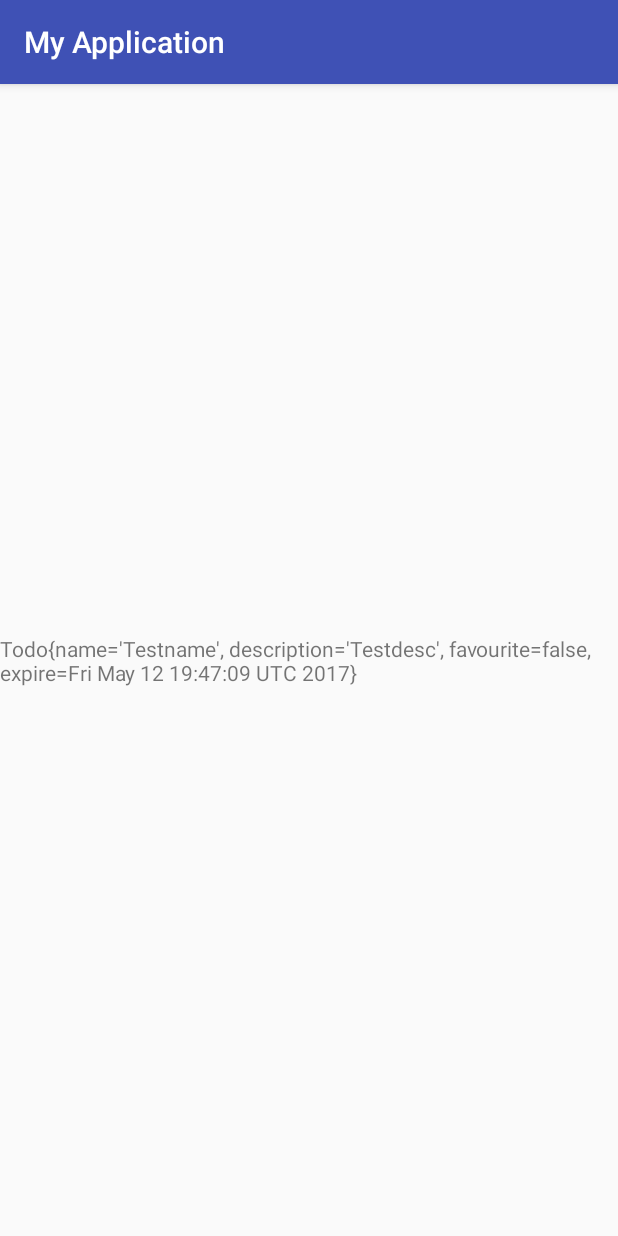
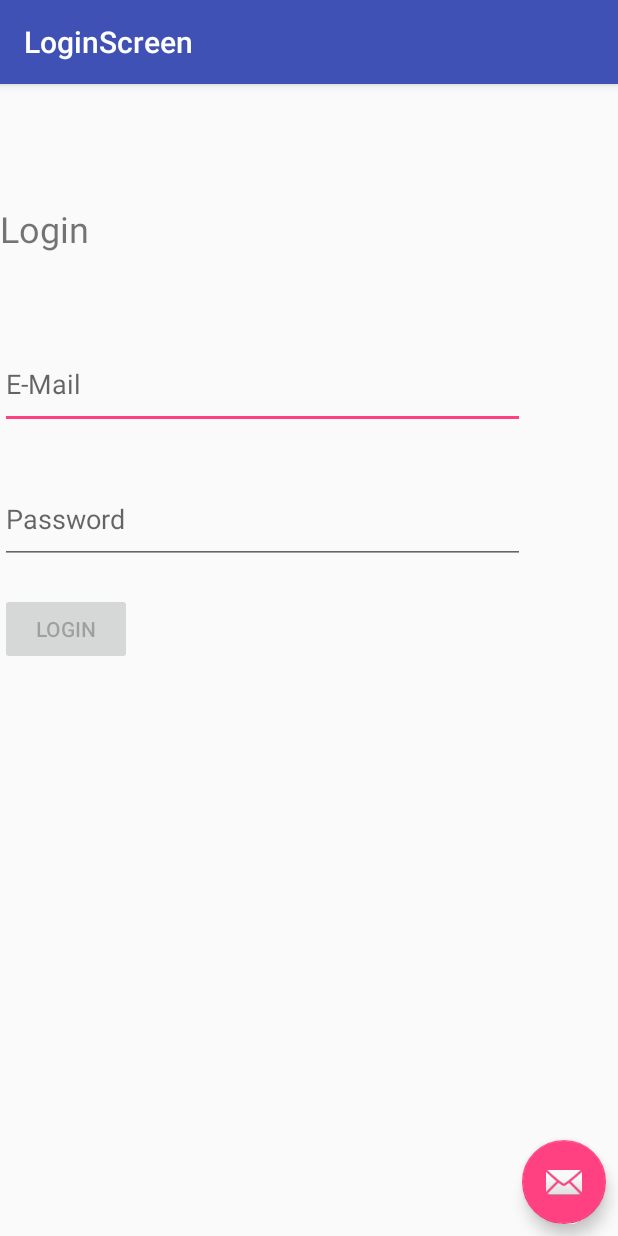
Before and after one commit to badedd/MobApp, an Android app: the screen it shows after launch (MainActivity before the commit, LoginScreen after it), on a phone screen of 412 x 824 dp. Run offline under Robolectric (Android 15) with nearby library versions, the phone set to English and light mode, and no system bars.

Commit message:
LoginScreen added Email and password checks included opened at start from MainActivity.java

```diff
--- /dev/null
+++ b/app/src/main/java/com/example/eduard/myapplication/LoginScreen.java
@@ -0,0 +1,110 @@
+package com.example.eduard.myapplication;
+
+import android.app.ProgressDialog;
+import android.os.Bundle;
+import android.support.design.widget.FloatingActionButton;
+import android.support.design.widget.Snackbar;
+import android.support.v7.app.AppCompatActivity;
+import android.support.v7.widget.Toolbar;
+import android.text.Editable;
+import android.text.TextWatcher;
+import android.view.KeyEvent;
+import android.view.View;
+import android.widget.Button;
+import android.widget.EditText;
+import android.widget.ProgressBar;
+import android.widget.TextView;
+import android.widget.Toast;
+
+import static android.R.attr.button;
+
+public class LoginScreen extends AppCompatActivity {
+
+    boolean emailHasContent;
+    boolean passwordHasContent;
+
+    @Override
+    protected void onCreate(Bundle savedInstanceState) {
+        super.onCreate(savedInstanceState);
+        setContentView(R.layout.activity_login_screen);
+        Toolbar toolbar = (Toolbar) findViewById(R.id.toolbar);
+        setSupportActionBar(toolbar);
+
+        final Button loginButton = (Button) findViewById(R.id.button_login);
+        final EditText email = (EditText) findViewById(R.id.input_login_email);
+        final EditText password = (EditText) findViewById(R.id.input_login_password);
+        final TextView errorMessage = (TextView) findViewById(R.id.Login_errorMessage);
+        final ProgressBar progressBar = (ProgressBar) findViewById(R.id.login_progressBar);
+
+        loginButton.setEnabled(false);
+        progressBar.setVisibility(View.INVISIBLE);
+        email.addTextChangedListener(new TextWatcher() {
+            @Override
+            public void beforeTextChanged(CharSequence s, int start, int count, int after) { }
+            @Override
+            public void onTextChanged(CharSequence s, int start, int before, int count) { }
+
+            @Override
+            public void afterTextChanged(Editable s) {
+                if(errorMessage.getText().toString().startsWith("email")) {
+                    errorMessage.setText("");
+                }
+                if(email.getText().length() > 0) {
+                    emailHasContent = true;
+                    if(passwordHasContent)
+                        loginButton.setEnabled(true);
+                } else {
+                    emailHasContent = false;
+                    loginButton.setEnabled(false);
+                }
+            }
+        });
+        email.setOnFocusChangeListener(new View.OnFocusChangeListener() {
+            @Override
+            public void onFocusChange(View v, boolean hasFocus) {
+                if(!hasFocus) {
+                    errorMessage.setText((!CheckWidgetContent.checkEmail(email.getText().toString()))?"email-address is not well formed!":"");
+                }
+            }
+        });
+
+        password.addTextChangedListener(new TextWatcher() {
+            @Override
+            public void beforeTextChanged(CharSequence s, int start, int count, int after) { }
+            @Override
+            public void onTextChanged(CharSequence s, int start, int before, int count) { }
+            @Override
+            public void afterTextChanged(Editable s) {
+                if(errorMessage.getText().toString().startsWith("password")) {
+                    errorMessage.setText("");
+                }
+                if(password.getText().length() > 0) {
+                    passwordHasContent = true;
+                    if(emailHasContent)
+                        loginButton.setEnabled(true);
+                } else {
+                    passwordHasContent = false;
+                    loginButton.setEnabled(false);
+                }
+            }
+        });
+
+        loginButton.setOnClickListener(new View.OnClickListener() {
+            @Override
+            public void onClick(View v) {
+                if(errorMessage.getText().equals("")){
+                    if(CheckWidgetContent.checkEmail(email.getText().toString()) && CheckWidgetContent.checkPassword(password.getText().toString())) {
+                        Toast.makeText(LoginScreen.this, "Login successful " + email.getText() + "; " + password.getText(), Toast.LENGTH_LONG).show();
+                        if(progressBar.getVisibility() == View.INVISIBLE) {
+                            progressBar.setVisibility(View.VISIBLE);
+                        } else {
+                            progressBar.setVisibility(View.INVISIBLE);
+                        }
+                    } else {
+                        errorMessage.setText("password is not well formed!");
+                    }
+                }
+            }
+        });
+    }
+}
--- a/app/src/main/java/com/example/eduard/myapplication/MainActivity.java
+++ b/app/src/main/java/com/example/eduard/myapplication/MainActivity.java
@@ -1,5 +1,6 @@
 package com.example.eduard.myapplication;
 
+import android.content.Intent;
 import android.support.v7.app.AppCompatActivity;
 import android.os.Bundle;
 import android.widget.TextView;
@@ -21,7 +22,8 @@ public class MainActivity extends AppCompatActivity {
          TextView textView = (TextView) findViewById(R.id.FirstTextField);
          dbDataSource.getAllTodos();
          textView.setText(dbDataSource.getAllTodos().get(0).toString());
-
+         Intent intentToLogIn = new Intent(this, LoginScreen.class);
+        startActivity(intentToLogIn);
     }
 
 }
--- /dev/null
+++ b/app/src/main/res/layout/activity_login_screen.xml
@@ -0,0 +1,33 @@
+<?xml version="1.0" encoding="utf-8"?>
+<android.support.design.widget.CoordinatorLayout xmlns:android="http://schemas.android.com/apk/res/android"
+    xmlns:app="http://schemas.android.com/apk/res-auto"
+    xmlns:tools="http://schemas.android.com/tools"
+    android:layout_width="match_parent"
+    android:layout_height="match_parent"
+    tools:context="com.example.eduard.myapplication.LoginScreen">
+
+    <android.support.design.widget.AppBarLayout
+        android:layout_width="match_parent"
+        android:layout_height="wrap_content"
+        android:theme="@style/AppTheme.AppBarOverlay">
+
+        <android.support.v7.widget.Toolbar
+            android:id="@+id/toolbar"
+            android:layout_width="match_parent"
+            android:layout_height="?attr/actionBarSize"
+            android:background="?attr/colorPrimary"
+            app:popupTheme="@style/AppTheme.PopupOverlay" />
+
+    </android.support.design.widget.AppBarLayout>
+
+    <include layout="@layout/content_login_screen" />
+
+    <android.support.design.widget.FloatingActionButton
+        android:id="@+id/fab"
+        android:layout_width="wrap_content"
+        android:layout_height="wrap_content"
+        android:layout_gravity="bottom|end"
+        android:layout_margin="@dimen/fab_margin"
+        app:srcCompat="@android:drawable/ic_dialog_email" />
+
+</android.support.design.widget.CoordinatorLayout>
--- /dev/null
+++ b/app/src/main/res/layout/content_login_screen.xml
@@ -0,0 +1,73 @@
+<?xml version="1.0" encoding="utf-8"?>
+<android.support.constraint.ConstraintLayout xmlns:android="http://schemas.android.com/apk/res/android"
+    xmlns:app="http://schemas.android.com/apk/res-auto"
+    xmlns:tools="http://schemas.android.com/tools"
+    android:layout_width="match_parent"
+    android:layout_height="match_parent"
+    app:layout_behavior="@string/appbar_scrolling_view_behavior"
+    tools:context="com.example.eduard.myapplication.LoginScreen"
+    tools:showIn="@layout/activity_login_screen">
+
+    <android.support.constraint.ConstraintLayout
+        android:layout_width="358dp"
+        android:layout_height="560dp"
+        android:id="@+id/constraintLayout">
+
+        <TextView
+            android:id="@+id/LoginScreen_h1"
+            android:layout_width="wrap_content"
+            android:layout_height="wrap_content"
+            android:layout_marginTop="80dp"
+            android:text="Login"
+            app:layout_constraintTop_toTopOf="@+id/constraintLayout"
+            android:textSize="24sp" />
+
+        <EditText
+            android:id="@+id/input_login_email"
+            android:layout_width="350dp"
+            android:layout_height="60dp"
+            android:ems="10"
+            android:inputType="textEmailAddress"
+            android:hint="E-Mail"
+            app:layout_constraintTop_toTopOf="parent"
+            android:layout_marginTop="170dp" />
+
+        <EditText
+            android:id="@+id/input_login_password"
+            android:layout_width="350dp"
+            android:layout_height="60dp"
+            android:layout_marginTop="30dp"
+            android:ems="10"
+            android:inputType="numberPassword"
+            android:hint="Password"
+            android:maxLength="6"
+            app:layout_constraintTop_toBottomOf="@+id/input_login_email" />
+
+    </android.support.constraint.ConstraintLayout>
+
+    <Button
+        android:id="@+id/button_login"
+        android:layout_width="wrap_content"
+        android:layout_height="wrap_content"
+        android:layout_marginTop="339dp"
+        android:text="Login"
+        app:layout_constraintTop_toTopOf="@+id/constraintLayout" />
+
+    <TextView
+        android:id="@+id/Login_errorMessage"
+        android:layout_width="wrap_content"
+        android:layout_height="wrap_content"
+        app:layout_constraintTop_toTopOf="@+id/constraintLayout"
+        android:textColor="@color/colorAccent"
+        android:layout_marginTop="136dp" />
+
+    <ProgressBar
+        android:id="@+id/login_progressBar"
+        style="?android:attr/progressBarStyle"
+        android:layout_width="wrap_content"
+        android:layout_height="wrap_content"
+        app:layout_constraintTop_toTopOf="@+id/constraintLayout"
+        android:layout_marginTop="222dp" />
+
+
+</android.support.constraint.ConstraintLayout>
--- a/app/src/main/res/values/strings.xml
+++ b/app/src/main/res/values/strings.xml
@@ -1,3 +1,4 @@
 <resources>
     <string name="app_name">My Application</string>
+    <string name="title_activity_login_screen">LoginScreen</string>
 </resources>
--- a/app/src/main/res/values/styles.xml
+++ b/app/src/main/res/values/styles.xml
@@ -8,4 +8,13 @@
         <item name="colorAccent">@color/colorAccent</item>
     </style>
 
+    <style name="AppTheme.NoActionBar">
+        <item name="windowActionBar">false</item>
+        <item name="windowNoTitle">true</item>
+    </style>
+
+    <style name="AppTheme.AppBarOverlay" parent="ThemeOverlay.AppCompat.Dark.ActionBar" />
+
+    <style name="AppTheme.PopupOverlay" parent="ThemeOverlay.AppCompat.Light" />
+
 </resources>
```
Also changed, not shown: app/src/main/AndroidManifest.xml (+9 -0 lines), app/src/main/java/com/example/eduard/myapplication/CheckWidgetContent.java (added, +26 -0 lines), app/src/main/res/db/mobappdev.db (deleted).
